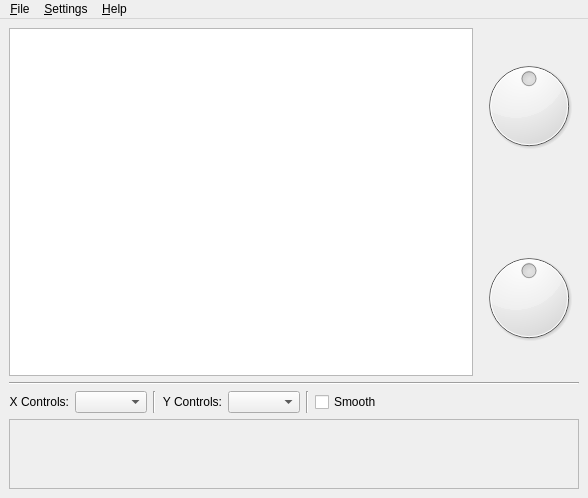
falkTX/Cadence, file resources/ui/xycontroller.ui: the form before one commit.
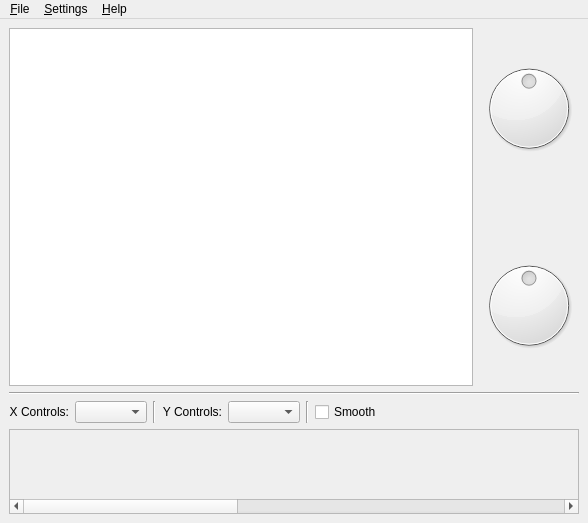
The form after the commit. Icons and pictures are not drawn. Custom widgets are drawn as their Qt base class.

The edit to the form file:
```diff
--- a/resources/ui/xycontroller.ui
+++ b/resources/ui/xycontroller.ui
@@ -7,7 +7,7 @@
     <x>0</x>
     <y>0</y>
     <width>588</width>
-    <height>498</height>
+    <height>523</height>
    </rect>
   </property>
   <property name="windowTitle">
@@ -143,25 +143,16 @@
     <item>
      <widget class="QScrollArea" name="scrollArea">
       <property name="sizePolicy">
-       <sizepolicy hsizetype="Preferred" vsizetype="Fixed">
+       <sizepolicy hsizetype="Expanding" vsizetype="Fixed">
         <horstretch>0</horstretch>
         <verstretch>0</verstretch>
        </sizepolicy>
       </property>
-      <property name="minimumSize">
-       <size>
-        <width>0</width>
-        <height>70</height>
-       </size>
-      </property>
       <property name="verticalScrollBarPolicy">
        <enum>Qt::ScrollBarAlwaysOff</enum>
       </property>
       <property name="horizontalScrollBarPolicy">
-       <enum>Qt::ScrollBarAlwaysOff</enum>
-      </property>
-      <property name="widgetResizable">
-       <bool>true</bool>
+       <enum>Qt::ScrollBarAlwaysOn</enum>
       </property>
       <property name="alignment">
        <set>Qt::AlignCenter</set>
@@ -170,30 +161,33 @@
        <property name="geometry">
         <rect>
          <x>0</x>
-         <y>0</y>
-         <width>864</width>
-         <height>64</height>
+         <y>10</y>
+         <width>1440</width>
+         <height>69</height>
         </rect>
        </property>
        <property name="sizePolicy">
-        <sizepolicy hsizetype="Preferred" vsizetype="Preferred">
+        <sizepolicy hsizetype="Fixed" vsizetype="Fixed">
          <horstretch>0</horstretch>
          <verstretch>0</verstretch>
         </sizepolicy>
        </property>
        <property name="minimumSize">
         <size>
-         <width>864</width>
-         <height>64</height>
+         <width>1440</width>
+         <height>69</height>
         </size>
        </property>
        <property name="maximumSize">
         <size>
-         <width>864</width>
-         <height>64</height>
+         <width>1440</width>
+         <height>69</height>
         </size>
        </property>
        <layout class="QHBoxLayout" name="horizontalLayout_2">
+        <property name="spacing">
+         <number>0</number>
+        </property>
         <property name="margin">
          <number>0</number>
         </property>
@@ -207,17 +201,16 @@
           </property>
           <property name="minimumSize">
            <size>
-            <width>864</width>
-            <height>64</height>
+            <width>1440</width>
+            <height>69</height>
            </size>
           </property>
           <property name="maximumSize">
            <size>
-            <width>864</width>
-            <height>64</height>
+            <width>1440</width>
+            <height>69</height>
            </size>
           </property>
-          <layout class="QHBoxLayout" name="horizontalLayout_4"/>
          </widget>
         </item>
        </layout>
```
